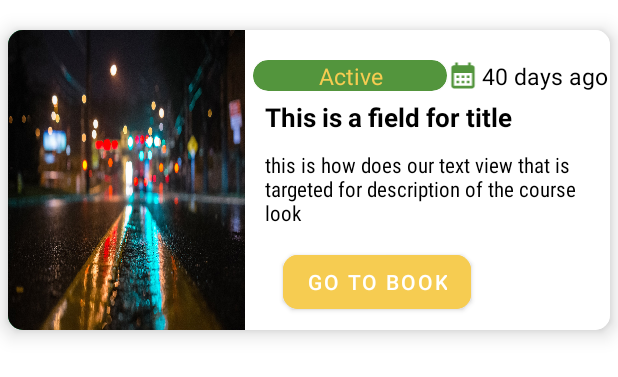
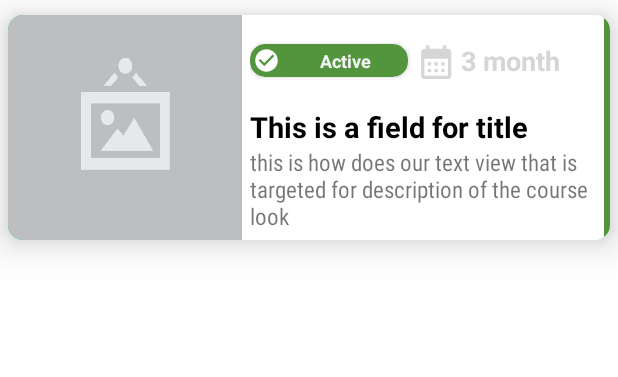
Before and after one commit to BekkhanCo/mobile-app-oliy-mahad, an Android app: the layout courses_item.xml on its own in the app's theme, with its tools: preview values and no code run, on a phone screen of 412 x 824 dp. Shown: the top 377 px of the screen. Run offline under Robolectric (Android 15) with nearby library versions, the light colour scheme and no system bars.

Commit message:
course card ui optimized

```diff
--- a/app/src/main/res/drawable/ic_calendar.xml
+++ b/app/src/main/res/drawable/ic_calendar.xml
@@ -1,9 +1,9 @@
 <vector xmlns:android="http://schemas.android.com/apk/res/android"
-    android:width="24dp"
-    android:height="24dp"
-    android:tint="@color/green"
-    android:viewportWidth="24"
-    android:viewportHeight="24">
+    android:width="30dp"
+    android:height="30dp"
+    android:tint="@color/grey_font"
+    android:viewportWidth="22"
+    android:viewportHeight="22">
     <path
         android:fillColor="@android:color/white"
         android:pathData="M19,4h-1V2h-2v2H8V2H6v2H5C3.89,4 3.01,4.9 3.01,6L3,20c0,1.1 0.89,2 2,2h14c1.1,0 2,-0.9 2,-2V6C21,4.9 20.1,4 19,4zM19,20H5V10h14V20zM9,14H7v-2h2V14zM13,14h-2v-2h2V14zM17,14h-2v-2h2V14zM9,18H7v-2h2V18zM13,18h-2v-2h2V18zM17,18h-2v-2h2V18z" />
--- /dev/null
+++ b/app/src/main/res/drawable/ic_check.xml
@@ -0,0 +1,10 @@
+<vector xmlns:android="http://schemas.android.com/apk/res/android"
+    android:width="18dp"
+    android:height="18dp"
+    android:tint="#FFFFFF"
+    android:viewportWidth="24"
+    android:viewportHeight="24">
+    <path
+        android:fillColor="@android:color/white"
+        android:pathData="M12,2C6.48,2 2,6.48 2,12s4.48,10 10,10 10,-4.48 10,-10S17.52,2 12,2zM10,17l-5,-5 1.41,-1.41L10,14.17l7.59,-7.59L19,8l-9,9z" />
+</vector>
--- a/app/src/main/res/drawable/ic_dashboard.xml
+++ b/app/src/main/res/drawable/ic_dashboard.xml
@@ -1,5 +1,6 @@
 <vector android:height="28dp" android:tint="#000000"
-    android:viewportHeight="24" android:viewportWidth="24"
+    android:viewportHeight="24"
+    android:viewportWidth="24"
     android:width="28dp" xmlns:android="http://schemas.android.com/apk/res/android">
     <path android:fillColor="@android:color/white" android:pathData="M3,13h8L11,3L3,3v10zM3,21h8v-6L3,15v6zM13,21h8L21,11h-8v10zM13,3v6h8L21,3h-8z"/>
 </vector>
--- a/app/src/main/res/layout/activity_post.xml
+++ b/app/src/main/res/layout/activity_post.xml
@@ -89,7 +89,8 @@
                 android:id="@+id/imageUrl"
                 android:layout_width="match_parent"
                 android:layout_height="225dp"
-                android:background="@drawable/post_image"
+                android:background="@drawable/no_image"
+                android:scaleType="centerCrop"
                 />
 
 
--- a/app/src/main/res/layout/card_post.xml
+++ b/app/src/main/res/layout/card_post.xml
@@ -28,7 +28,7 @@
                 android:layout_height="250dp"
                 android:layout_marginStart="10dp"
                 android:scaleType="centerCrop"
-                android:src="@drawable/post_image" />
+                android:src="@drawable/no_image" />
 
             <LinearLayout
                 android:layout_width="match_parent"
--- a/app/src/main/res/layout/courses_item.xml
+++ b/app/src/main/res/layout/courses_item.xml
@@ -6,18 +6,27 @@
     android:layout_height="wrap_content"
 
     android:layout_marginHorizontal="5dp"
-    android:layout_marginVertical="20dp"
+    android:layout_marginVertical="10dp"
     tool:cardCornerRadius="10dp"
-    tool:cardElevation="8dp">
+    tool:cardElevation="15dp">
+
+    <FrameLayout
+        android:layout_width="4dp"
+        android:layout_height="match_parent"
+        android:background="@color/green"
+        android:layout_gravity="end"/>
+
 
     <LinearLayout
-        android:layout_width="match_parent"
-        android:layout_height="match_parent"
-        android:orientation="horizontal">
+        android:layout_width="fill_parent"
+        android:layout_height="wrap_content"
+        android:orientation="horizontal"
+        android:layout_marginEnd="4dp"
+        android:paddingEnd="2dp">
 
         <androidx.constraintlayout.widget.ConstraintLayout
             android:layout_width="0dp"
-            android:layout_height="200dp"
+            android:layout_height="150dp"
             android:layout_marginEnd="5dp"
             android:layout_weight="4"
             android:background="@drawable/course_back">
@@ -26,7 +35,9 @@
                 android:id="@+id/image_view_profile"
                 android:layout_width="match_parent"
                 android:layout_height="match_parent"
-                android:background="@drawable/image_back" />
+                android:background="@drawable/no_image"
+                tools:layout_editor_absoluteX="33dp"
+                tools:layout_editor_absoluteY="16dp" />
 
 
         </androidx.constraintlayout.widget.ConstraintLayout>
@@ -40,29 +51,46 @@
             <LinearLayout
                 android:layout_width="match_parent"
                 android:layout_height="match_parent"
-                android:layout_marginTop="20dp"
+                android:layout_marginTop="5dp"
                 android:orientation="vertical">
 
                 <LinearLayout
                     android:layout_width="match_parent"
-                    android:layout_height="0dp"
+                    android:layout_height="wrap_content"
                     android:layout_weight="1"
+                    android:gravity="center_vertical"
                     android:orientation="horizontal">
 
                     <androidx.cardview.widget.CardView
                         android:layout_width="wrap_content"
-                        android:layout_height="match_parent"
-                        android:layout_weight="4"
+                        android:layout_height="wrap_content"
+                        android:layout_weight="2"
                         tool:cardBackgroundColor="@color/green"
-                        tool:cardCornerRadius="10dp">
+                        tool:cardCornerRadius="10dp"
 
-                        <TextView
+                        >
+
+                        <LinearLayout
                             android:layout_width="match_parent"
                             android:layout_height="match_parent"
-                            android:gravity="center"
-                            android:text="Active"
-                            android:textColor="@color/yellow"
-                            android:textSize="15sp" />
+                            android:gravity="center_vertical">
+
+                            <ImageView
+                                android:layout_width="wrap_content"
+                                android:layout_height="wrap_content"
+                                android:layout_gravity="center_vertical"
+                                android:padding="2dp"
+                                android:src="@drawable/ic_check" />
+
+                            <TextView
+                                android:layout_width="match_parent"
+                                android:layout_height="wrap_content"
+                                android:gravity="center"
+                                android:text="Active"
+                                android:textColor="@color/deep_white"
+                                android:textSize="12sp"
+                                android:textStyle="bold" />
+                        </LinearLayout>
 
                     </androidx.cardview.widget.CardView>
 
@@ -70,28 +98,34 @@
                         android:layout_width="0dp"
                         android:layout_height="wrap_content"
                         android:layout_gravity="center_vertical"
+                        android:layout_marginStart="5dp"
                         android:layout_weight="1"
                         android:src="@drawable/ic_calendar" />
 
-                    <TextView
+                    <LinearLayout
                         android:layout_width="0dp"
                         android:layout_height="match_parent"
                         android:layout_weight="4"
-                        android:gravity="center"
-                        android:text="40 days ago"
-                        android:textColor="@color/black"
-                        android:textSize="15sp" />
+                        android:gravity="center_vertical"
+                        android:padding="5dp">
+
+                        <TextView
+                            android:layout_width="wrap_content"
+                            android:layout_height="wrap_content"
+                            android:text="3 month"
+                            android:textColor="@color/grey_font"
+                            android:textSize="18sp"
+                            android:textStyle="bold" />
+                    </LinearLayout>
                 </LinearLayout>
 
                 <TextView
                     android:layout_width="match_parent"
-                    android:layout_height="0dp"
-                    android:layout_marginVertical="5dp"
-                    android:layout_weight="1"
+                    android:layout_height="wrap_content"
+                    android:layout_marginTop="5dp"
                     android:gravity="center_vertical"
-                    android:paddingStart="8dp"
                     android:textColor="@color/black"
-                    android:textSize="17sp"
+                    android:textSize="19sp"
                     android:textStyle="bold"
                     tools:text="This is a field for title" />
 
@@ -101,29 +135,29 @@
                     android:layout_weight="3"
                     android:background="@color/white"
                     android:fontFamily="sans-serif-condensed"
-                    android:padding="8dp"
-                    android:textColor="@color/black"
-                    tools:text="this is how does our text view that is targeted for description of the course look">
+                    android:textSize="7pt"
+                    android:ellipsize="end"
+                    android:minLines="1"
+                    android:maxLines="3"
+                    tools:text="this is how does our text view that is targeted for description of the course look" />
 
-                </TextView>
+<!--                <LinearLayout-->
+<!--                    android:layout_width="match_parent"-->
+<!--                    android:layout_height="0dp"-->
+<!--                    android:layout_weight="3"-->
+<!--                    android:orientation="horizontal">-->
 
-                <LinearLayout
-                    android:layout_width="match_parent"
-                    android:layout_height="0dp"
-                    android:layout_weight="3"
-                    android:orientation="horizontal">
-
-                    <com.google.android.material.button.MaterialButton
-                        android:layout_width="wrap_content"
-                        android:layout_height="wrap_content"
-                        android:layout_gravity="center_vertical"
-                        android:layout_marginStart="20dp"
-                        android:backgroundTint="@color/yellow"
-                        android:text="Go To Book"
-                        android:textColor="@color/white"
-                        tool:cornerRadius="10dp" />
-                </LinearLayout>
+<!--                    <com.google.android.material.button.MaterialButton-->
+<!--                        android:layout_width="wrap_content"-->
+<!--                        android:layout_height="wrap_content"-->
+<!--                        android:layout_gravity="center_vertical"-->
+<!--                        android:backgroundTint="@color/yellow"-->
+<!--                        android:text="Go To Book"-->
+<!--                        android:textColor="@color/deep_white"-->
+<!--                        tool:cornerRadius="10dp" />-->
+<!--                </LinearLayout>-->
             </LinearLayout>
         </androidx.constraintlayout.widget.ConstraintLayout>
     </LinearLayout>
+
 </androidx.cardview.widget.CardView>
```
Also changed, not shown: app/src/main/res/drawable-v24/no_image.png (added).
